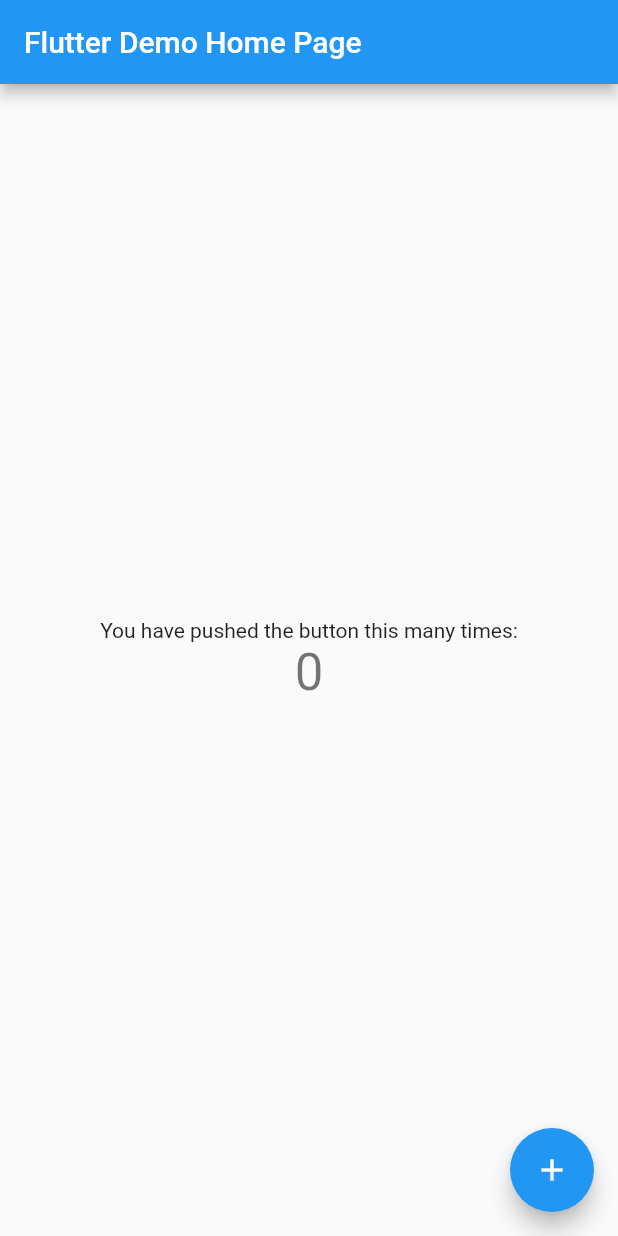
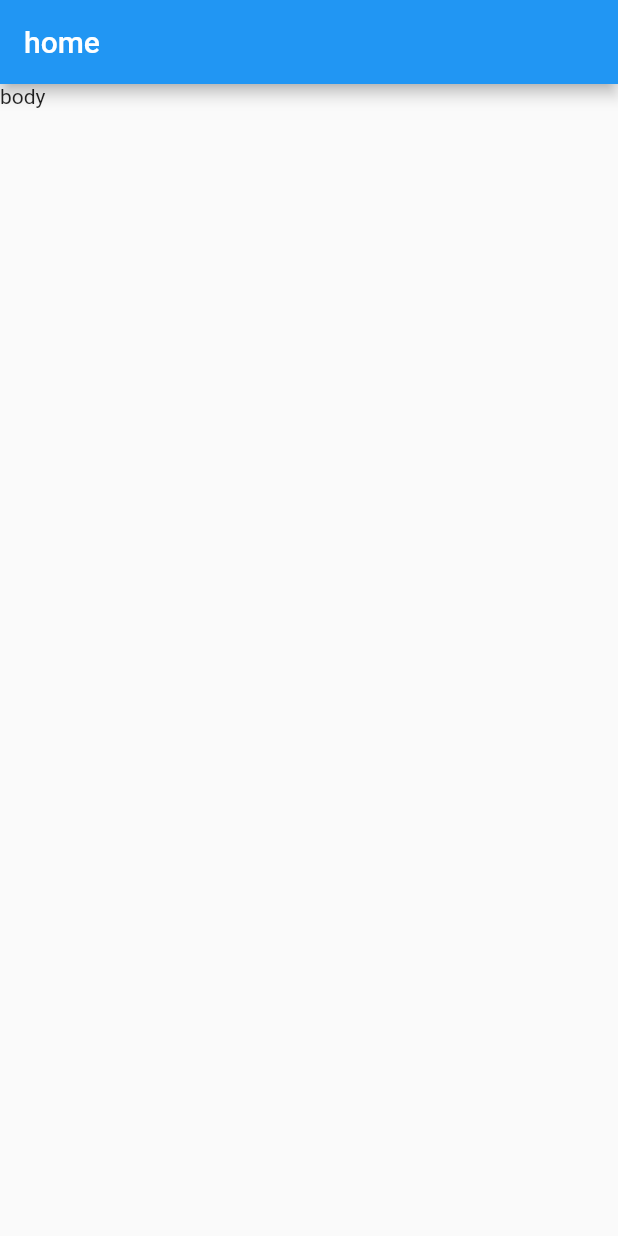
Before and after one commit to tomoyuki28jp/flutterfire_scheduled_batch_write_sample3, a Flutter app: the screen it shows after launch, on a phone screen of 412 x 824 dp. Run offline on Flutter 3.47's test engine with Material 2 defaults, Android fonts, the phone set to English and light mode, and no system bars.

Commit message:
simplify main.dart

```diff
--- a/lib/main.dart
+++ b/lib/main.dart
@@ -1,113 +1,34 @@
 import 'package:flutter/material.dart';
 
 void main() {
-  runApp(MyApp());
+  runApp(App());
 }
 
-class MyApp extends StatelessWidget {
-  // This widget is the root of your application.
+class App extends StatelessWidget {
+  const App({Key? key}) : super(key: key);
+
   @override
   Widget build(BuildContext context) {
     return MaterialApp(
-      title: 'Flutter Demo',
-      theme: ThemeData(
-        // This is the theme of your application.
-        //
-        // Try running your application with "flutter run". You'll see the
-        // application has a blue toolbar. Then, without quitting the app, try
-        // changing the primarySwatch below to Colors.green and then invoke
-        // "hot reload" (press "r" in the console where you ran "flutter run",
-        // or simply save your changes to "hot reload" in a Flutter IDE).
-        // Notice that the counter didn't reset back to zero; the application
-        // is not restarted.
-        primarySwatch: Colors.blue,
-      ),
-      home: MyHomePage(title: 'Flutter Demo Home Page'),
+      home: const HomePage(),
     );
   }
 }
 
-class MyHomePage extends StatefulWidget {
-  MyHomePage({Key? key, required this.title}) : super(key: key);
-
-  // This widget is the home page of your application. It is stateful, meaning
-  // that it has a State object (defined below) that contains fields that affect
-  // how it looks.
-
-  // This class is the configuration for the state. It holds the values (in this
-  // case the title) provided by the parent (in this case the App widget) and
-  // used by the build method of the State. Fields in a Widget subclass are
-  // always marked "final".
-
-  final String title;
+class HomePage extends StatefulWidget {
+  const HomePage({Key? key}) : super(key: key);
 
   @override
-  _MyHomePageState createState() => _MyHomePageState();
+  _HomePageState createState() => _HomePageState();
 }
 
-class _MyHomePageState extends State<MyHomePage> {
-  int _counter = 0;
-
-  void _incrementCounter() {
-    setState(() {
-      // This call to setState tells the Flutter framework that something has
-      // changed in this State, which causes it to rerun the build method below
-      // so that the display can reflect the updated values. If we changed
-      // _counter without calling setState(), then the build method would not be
-      // called again, and so nothing would appear to happen.
-      _counter++;
-    });
-  }
-
+class _HomePageState extends State<HomePage> {
   @override
   Widget build(BuildContext context) {
-    // This method is rerun every time setState is called, for instance as done
-    // by the _incrementCounter method above.
-    //
-    // The Flutter framework has been optimized to make rerunning build methods
-    // fast, so that you can just rebuild anything that needs updating rather
-    // than having to individually change instances of widgets.
     return Scaffold(
-      appBar: AppBar(
-        // Here we take the value from the MyHomePage object that was created by
-        // the App.build method, and use it to set our appbar title.
-        title: Text(widget.title),
-      ),
-      body: Center(
-        // Center is a layout widget. It takes a single child and positions it
-        // in the middle of the parent.
-        child: Column(
-          // Column is also a layout widget. It takes a list of children and
-          // arranges them vertically. By default, it sizes itself to fit its
-          // children horizontally, and tries to be as tall as its parent.
-          //
-          // Invoke "debug painting" (press "p" in the console, choose the
-          // "Toggle Debug Paint" action from the Flutter Inspector in Android
-          // Studio, or the "Toggle Debug Paint" command in Visual Studio Code)
-          // to see the wireframe for each widget.
-          //
-          // Column has various properties to control how it sizes itself and
-          // how it positions its children. Here we use mainAxisAlignment to
-          // center the children vertically; the main axis here is the vertical
-          // axis because Columns are vertical (the cross axis would be
-          // horizontal).
-          mainAxisAlignment: MainAxisAlignment.center,
-          children: <Widget>[
-            Text(
-              'You have pushed the button this many times:',
-            ),
-            Text(
-              '$_counter',
-              style: Theme.of(context).textTheme.headline4,
-            ),
-          ],
+        appBar: AppBar(
+          title: const Text('home'),
         ),
-      ),
-      floatingActionButton: FloatingActionButton(
-        onPressed: _incrementCounter,
-        tooltip: 'Increment',
-        child: Icon(Icons.add),
-      ), // This trailing comma makes auto-formatting nicer for build methods.
-    );
+        body: const Text('body'));
   }
 }
```
Also changed, not shown: 1 other file.
